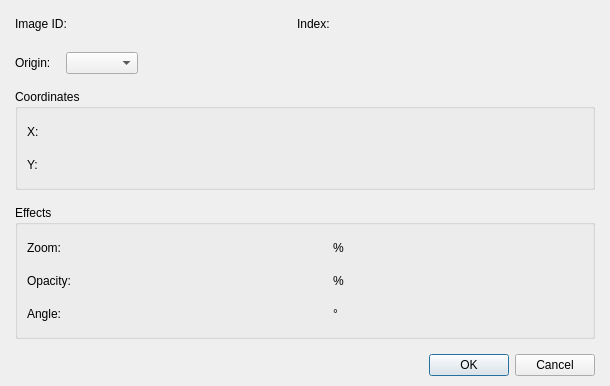
Qt form Editor/Dialogs/Commands/dialogcommanddisplayapicture.ui (RPG-Paper-Maker/RPG-Paper-Maker) before a commit.
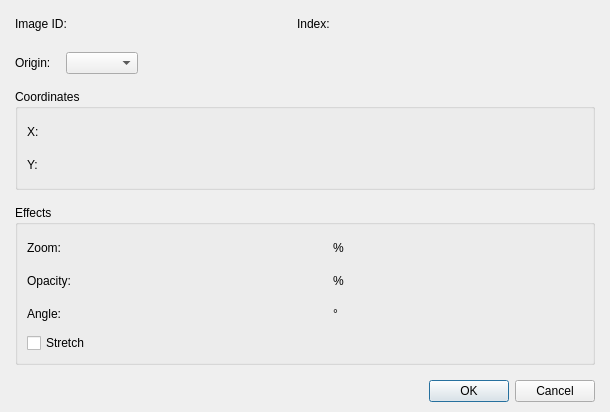
The same form after that commit. Custom widgets are drawn as their Qt base class.

Commit message: Display picture command: stretch option

```diff
--- a/Editor/Dialogs/Commands/dialogcommanddisplayapicture.ui
+++ b/Editor/Dialogs/Commands/dialogcommanddisplayapicture.ui
@@ -7,7 +7,7 @@
     <x>0</x>
     <y>0</y>
     <width>610</width>
-    <height>383</height>
+    <height>412</height>
    </rect>
   </property>
   <property name="windowTitle">
@@ -301,6 +301,13 @@
             </item>
            </layout>
           </item>
+          <item row="1" column="0">
+           <widget class="QCheckBox" name="checkBoxStretch">
+            <property name="text">
+             <string>Stretch</string>
+            </property>
+           </widget>
+          </item>
          </layout>
         </widget>
        </item>
```
The commit also changes 3 other files.
